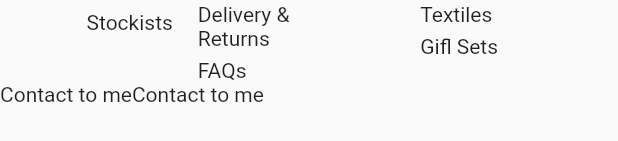
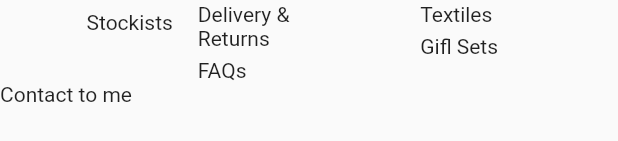
Before and after one commit to hiepvip99/hoc_github, a Flutter app: the Footer widget shown alone on an empty page, opened directly, on a phone screen of 412 x 824 dp. Shown: the part 233-374 px from the top of the screen. Run offline on Flutter 3.47's test engine with Material 2 defaults, Android fonts, the phone set to English and light mode, and no system bars; our stand-ins replace popover.

Commit message:
ok test xong footer

```diff
--- a/lib/screens/home_screen/components/components_body/footer.dart
+++ b/lib/screens/home_screen/components/components_body/footer.dart
@@ -129,8 +129,6 @@ class Footer extends StatelessWidget {
         Container(
           child: Row(
             children: [
-              Container(),
-              Text('Contact to me'),
               Text('Contact to me'),
             ],
           ),
```
